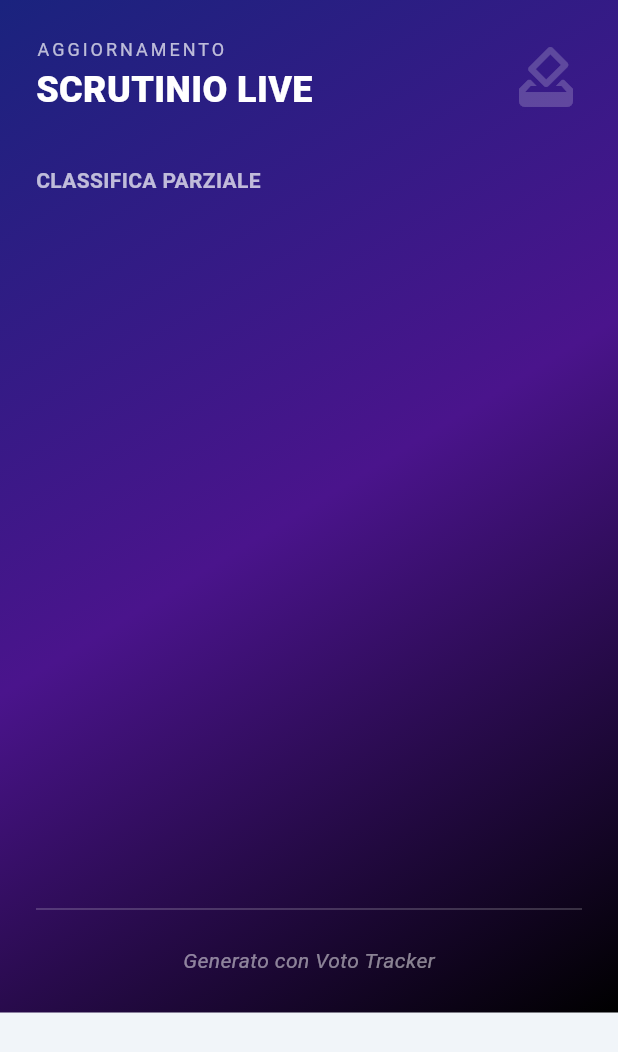
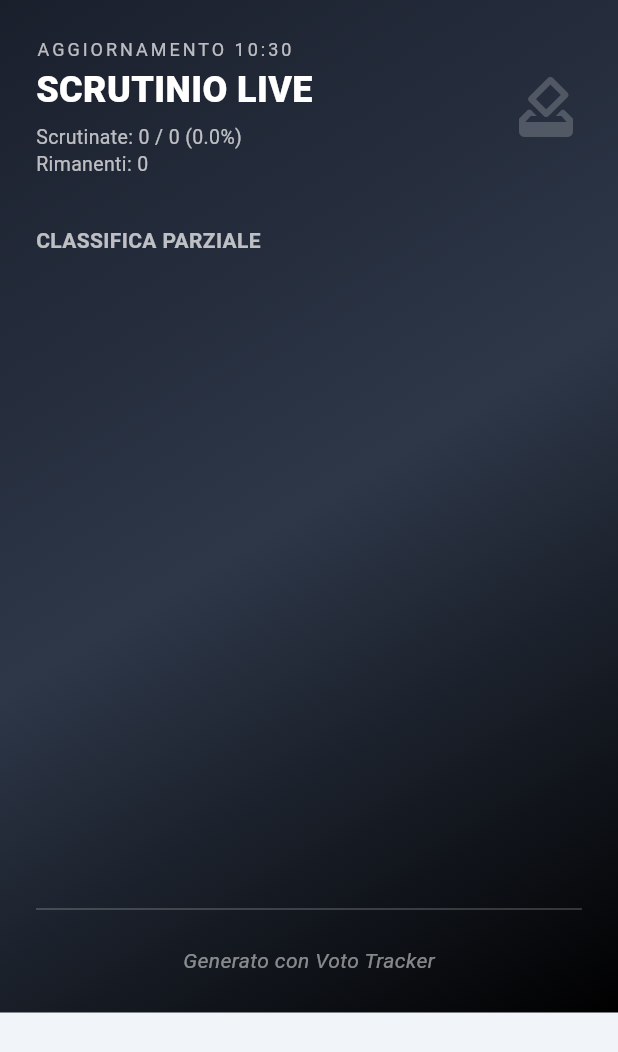
Before and after one commit to vantaggi/voto_tracker, a Flutter app: the SocialResultsCard widget shown alone on an empty page, opened directly with empty values, on a phone screen of 412 x 824 dp. Shown: the top 1052 px of the screen. Run offline on Flutter 3.47's test engine with Material 3 defaults, Android fonts, the phone set to English and light mode, and no system bars; our stand-ins replace file_picker, fl_chart, pdf, printing, screenshot, share_plus and 2 more; accounts and stored records are empty.

Commit message:
feat: Add social media sharing for election results with a dedicated card and service, and introduce a candidates section.

```diff
--- a/lib/screens/home_page.dart
+++ b/lib/screens/home_page.dart
@@ -94,6 +94,8 @@ class HomePage extends StatelessWidget {
                               await SocialShareService.shareResults(
                                   candidates: provider.sortedCandidates,
                                   totalVotes: provider.totalVotesAssigned,
+                                  totalVoters: provider.settings.totalVoters,
+                                  remainingVotes: provider.remainingVotes,
                                   winner: provider.winner,
                                   winnerLabel: label
                               );
--- a/lib/widgets/social_results_card.dart
+++ b/lib/widgets/social_results_card.dart
@@ -5,6 +5,8 @@ import 'package:voto_tracker/utils/app_constants.dart';
 class SocialResultsCard extends StatelessWidget {
   final List<Candidate> candidates;
   final int totalVotes;
+  final int totalVoters;
+  final int remainingVotes;
   final String? winner;
   final String? winnerLabel;
 
@@ -12,6 +14,8 @@ class SocialResultsCard extends StatelessWidget {
     super.key,
     required this.candidates,
     required this.totalVotes,
+    required this.totalVoters,
+    required this.remainingVotes,
     this.winner,
     this.winnerLabel,
   });
@@ -30,8 +34,8 @@ class SocialResultsCard extends StatelessWidget {
           begin: Alignment.topLeft,
           end: Alignment.bottomRight,
           colors: [
-            Colors.indigo.shade900,
-            Colors.purple.shade900,
+            Color(0xFF1A1F2C), // Deep professional blue-grey
+            Color(0xFF2D3748), // Lighter slate
             Colors.black,
           ],
         ),
@@ -46,8 +50,14 @@ class SocialResultsCard extends StatelessWidget {
                Column(
                  crossAxisAlignment: CrossAxisAlignment.start,
                  children: [
-                    Text("AGGIORNAMENTO", style: TextStyle(color: Colors.white.withOpacity(0.7), fontSize: 12, letterSpacing: 2)),
+                    Text("AGGIORNAMENTO ${DateTime.now().hour}:${DateTime.now().minute.toString().padLeft(2, '0')}",
+                        style: TextStyle(color: Colors.white.withOpacity(0.7), fontSize: 12, letterSpacing: 2)),
                     const Text("SCRUTINIO LIVE", style: TextStyle(color: Colors.white, fontSize: 24, fontWeight: FontWeight.w900)),
+                     const SizedBox(height: 4),
+                     Text(
+                        "Scrutinate: $totalVotes / $totalVoters (${(totalVotes / (totalVoters == 0 ? 1 : totalVoters) * 100).toStringAsFixed(1)}%)\nRimanenti: $remainingVotes",
+                        style: const TextStyle(color: Colors.white70, fontSize: 13, height: 1.4)
+                     ),
                  ]
                ),
                Icon(Icons.how_to_vote, color: Colors.white.withOpacity(0.2), size: 48)
```
Also changed, not shown: lib/services/social_share_service.dart (+10 -1 lines), lib/widgets/candidates_section.dart (+0 -68 lines).
